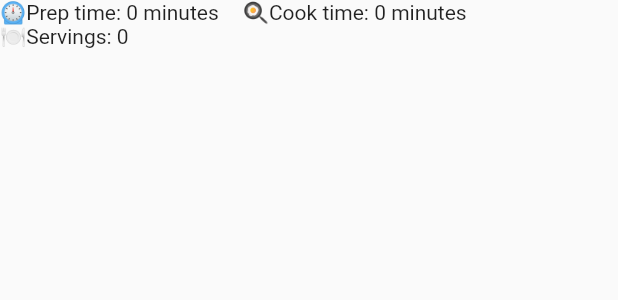
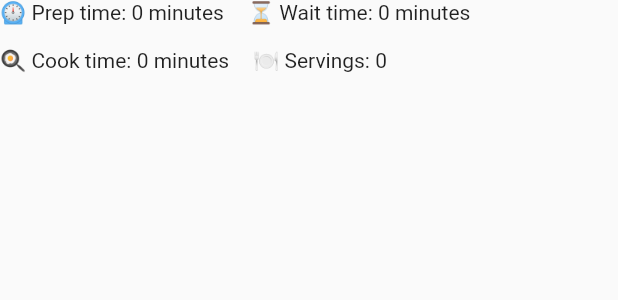
Before and after one commit to TechnicJelle/RosegardenRecipesEditor, a Flutter app: the Stats widget shown alone on an empty page, opened directly with empty values, on a phone screen of 412 x 824 dp. Shown: the top 300 px of the screen. Run offline on Flutter 3.47's test engine with Material 2 defaults, Android fonts, the phone set to English and light mode, and no system bars; our stand-ins replace file_picker, flutter_riverpod, reorderables, shared_preferences; missing offline and left inert: multi_split_view; accounts and stored records are empty; Roboto replaces fonts that are missing (NotoEmoji).

Commit message:
Add Wait Time to recipes

```diff
--- a/lib/components/stats.dart
+++ b/lib/components/stats.dart
@@ -9,29 +9,37 @@ class Stats extends StatelessWidget {
 
   @override
   Widget build(BuildContext context) {
+    //TODO: Make these editable
     return Wrap(
+      spacing: 16,
+      runSpacing: 16,
       children: [
         Row(
           mainAxisSize: MainAxisSize.min,
           children: [
             const Text("⏲", style: TextStyle(fontFamily: "NotoEmoji")),
-            Text("Prep time: ${recipe.prepTime} minutes"),
+            Text(" Prep time: ${recipe.prepTime} minutes"),
           ],
         ),
-        const SizedBox(width: 16),
+        Row(
+          mainAxisSize: MainAxisSize.min,
+          children: [
+            const Text("⏳", style: TextStyle(fontFamily: "NotoEmoji")),
+            Text(" Wait time: ${recipe.waitTime} minutes"),
+          ],
+        ),
         Row(
           mainAxisSize: MainAxisSize.min,
           children: [
             const Text("🍳", style: TextStyle(fontFamily: "NotoEmoji")),
-            Text("Cook time: ${recipe.cookTime} minutes"),
+            Text(" Cook time: ${recipe.cookTime} minutes"),
           ],
         ),
-        const SizedBox(width: 16),
         Row(
           mainAxisSize: MainAxisSize.min,
           children: [
             const Text("🍽", style: TextStyle(fontFamily: "NotoEmoji")),
-            Text("Servings: ${recipe.servings}"),
+            Text(" Servings: ${recipe.servings}"),
           ],
         ),
       ],
--- a/lib/models/recipe.dart
+++ b/lib/models/recipe.dart
@@ -7,6 +7,7 @@ class Recipe {
   String name;
   String intro;
   int prepTime;
+  int waitTime;
   int cookTime;
   int servings;
   List<String> ingredients;
@@ -17,6 +18,7 @@ class Recipe {
   Recipe.empty(this.file, this.name)
       : intro = "",
         prepTime = 0,
+        waitTime = 0,
         cookTime = 0,
         servings = 0,
         ingredients = [""],
@@ -29,6 +31,7 @@ class Recipe {
     this.name,
     this.intro,
     this.prepTime,
+    this.waitTime,
     this.cookTime,
     this.servings,
     this.ingredients,
@@ -50,6 +53,9 @@ class Recipe {
 
     int prepTime = extractNumber(contents, "Prep time");
     debugPrint("Prep time:\n$prepTime");
+
+    int waitTime = extractNumber(contents, "Wait time");
+    debugPrint("Wait time:\n$waitTime");
 
     int cookTime = extractNumber(contents, "Cook time");
     debugPrint("Cook time:\n$cookTime");
@@ -83,7 +89,19 @@ class Recipe {
     List<String> tags = tagsContent.split(" ").map((tag) => tag.trim()).where((str) => str.isNotEmpty).toList();
     debugPrint("Tags (${tags.length}):\n$tagsContent");
 
-    return Recipe(file, name, intro, prepTime, cookTime, servings, ingredients, directions, recipeSource, tags);
+    return Recipe(
+      file,
+      name,
+      intro,
+      prepTime,
+      waitTime,
+      cookTime,
+      servings,
+      ingredients,
+      directions,
+      recipeSource,
+      tags,
+    );
   }
 
   void save() {
@@ -99,6 +117,7 @@ class Recipe {
 $intro
 
 - ⏲️ Prep time: $prepTime min
+- ⏲️ Wait time: $waitTime min
 - 🍳 Cook time: $cookTime min
 - 🍽️ Servings: $servings
 
--- a/lib/pages/recipe_view.dart
+++ b/lib/pages/recipe_view.dart
@@ -168,6 +168,7 @@ class _RecipeViewState extends ConsumerState<RecipeView> {
                     );
                   },
                   spacing: 8,
+                  runSpacing: 8,
                   onReorder: (int oldIndex, int newIndex) {
                     // Prevent reordering the "Add tag" chip
                     if (oldIndex >= widget.recipe.tags.length || newIndex >= widget.recipe.tags.length) return;
```
